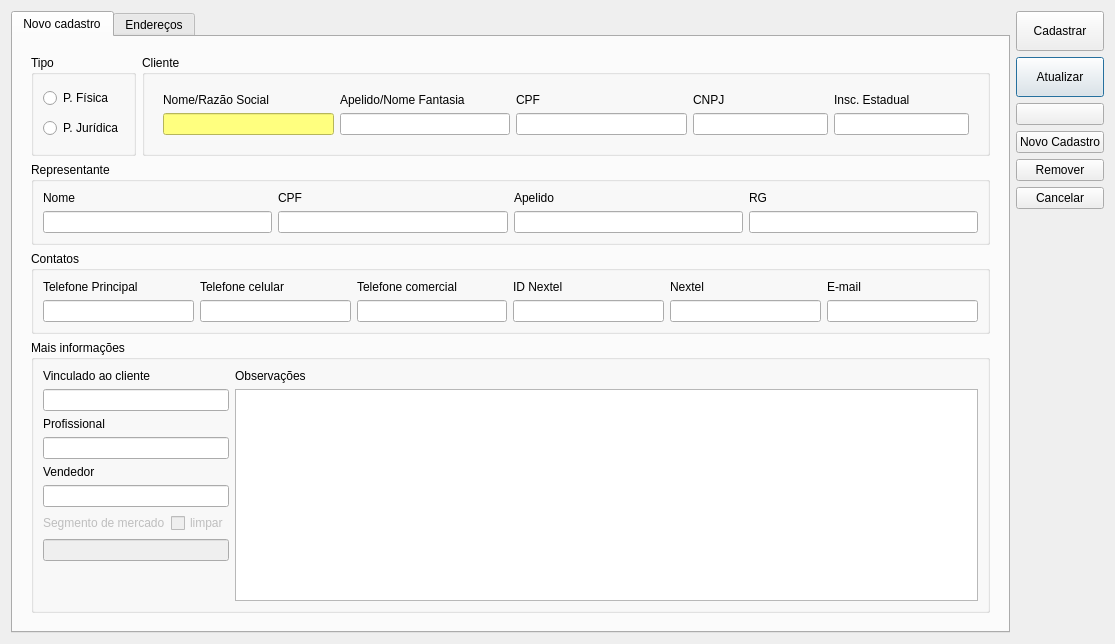
Qt form ui/cadastrocliente.ui (lellisls/ERP-STACCATO) before a commit.
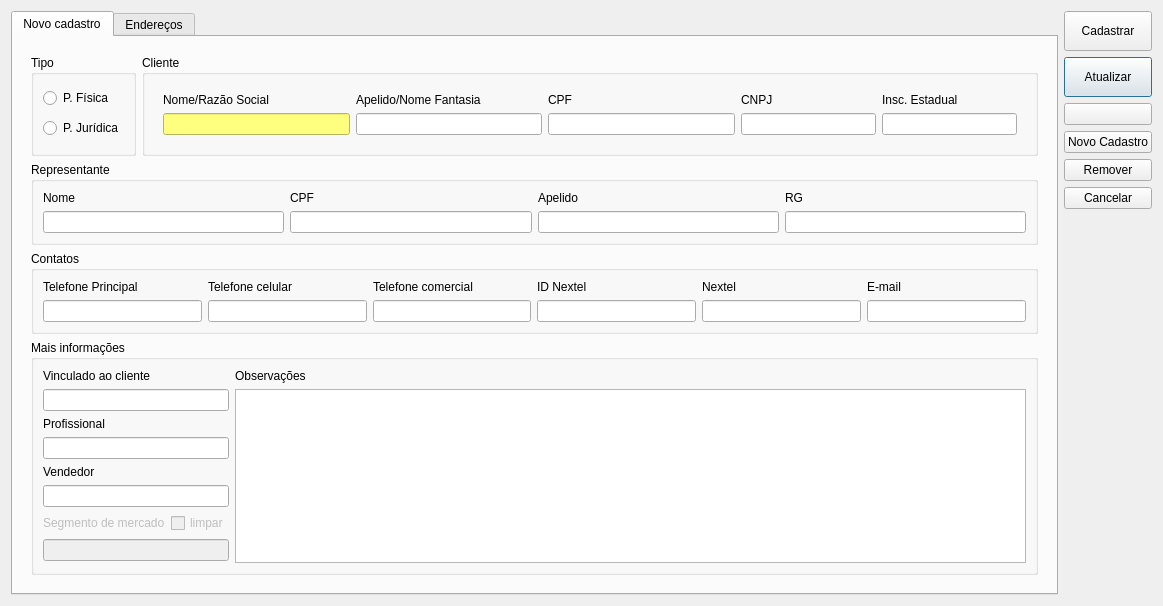
The same form after that commit. Icons and pictures are not drawn. Custom widgets are drawn as their Qt base class.

The edit to the form file:
```diff
--- a/ui/cadastrocliente.ui
+++ b/ui/cadastrocliente.ui
@@ -9,8 +9,8 @@
    <rect>
     <x>0</x>
     <y>0</y>
-    <width>1115</width>
-    <height>644</height>
+    <width>1163</width>
+    <height>594</height>
    </rect>
   </property>
   <property name="windowTitle">
```
